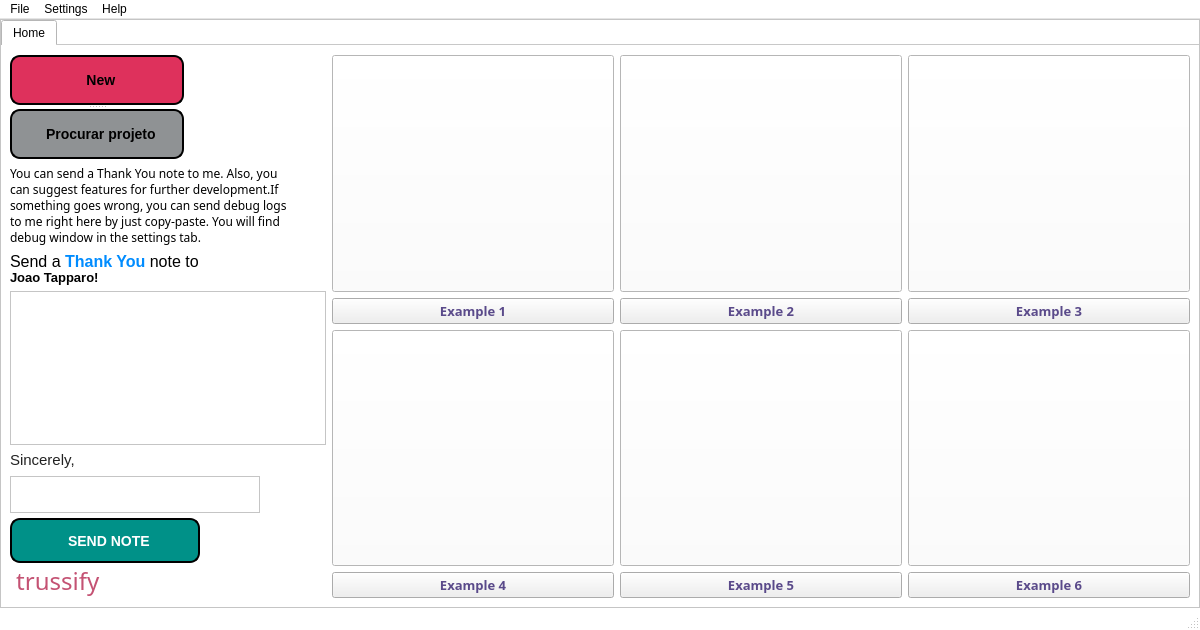
First picture: the form in images/main.ui, repository joaotapparo/trussify, before the edit.
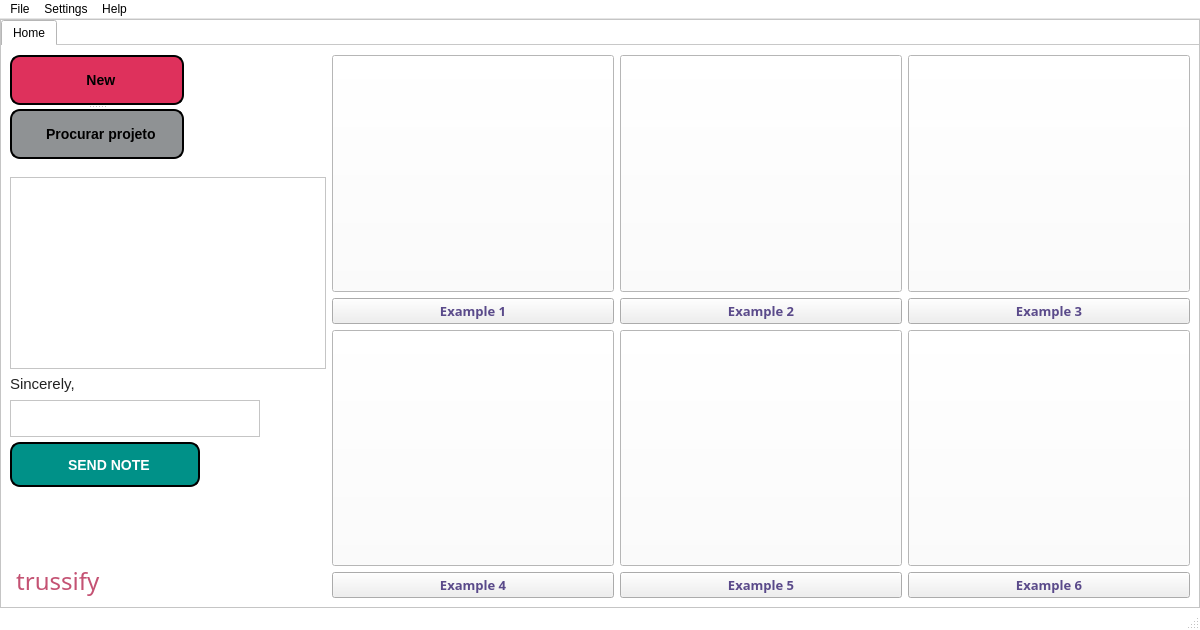
Second picture: the form after the edit. Icons and pictures are not drawn.

What changed in the file:
```diff
--- a/images/main.ui
+++ b/images/main.ui
@@ -741,41 +741,7 @@
                   </property>
                  </widget>
                 </item>
-                <item row="1" column="0">
-                 <widget class="QLabel" name="label_2">
-                  <property name="maximumSize">
-                   <size>
-                    <width>300</width>
-                    <height>100</height>
-                   </size>
-                  </property>
-                  <property name="font">
-                   <font>
-                    <family>Segoe UI Semibold</family>
-                   </font>
-                  </property>
-                  <property name="text">
-                   <string>You can send a Thank You note to me. Also, you
-can suggest features for further development.If 
-something goes wrong, you can send debug logs
-to me right here by just copy-paste. You will find
-debug window in the settings tab.</string>
-                  </property>
-                 </widget>
-                </item>
-                <item row="2" column="0">
-                 <widget class="QLabel" name="label_3">
-                  <property name="maximumSize">
-                   <size>
-                    <width>300</width>
-                    <height>16777215</height>
-                   </size>
-                  </property>
-                  <property name="text">
-                   <string>&lt;html&gt;&lt;head/&gt;&lt;body&gt;&lt;p&gt;&lt;span style=&quot; font-size:12pt;&quot;&gt;Send a &lt;/span&gt;&lt;span style=&quot; font-size:12pt; font-weight:600; color:#008cff;&quot;&gt;Thank You&lt;/span&gt;&lt;span style=&quot; font-size:12pt;&quot;&gt; note to&lt;/span&gt;&lt;br/&gt;&lt;span style=&quot; font-size:10pt; font-weight:600;&quot;&gt;Joao Tapparo!&lt;/span&gt;&lt;/p&gt;&lt;/body&gt;&lt;/html&gt;</string>
-                  </property>
-                 </widget>
-                </item>
+                
                 <item row="0" column="1" rowspan="9">
                  <layout class="QGridLayout" name="gridLayout">
                   <item row="0" column="0">
```
